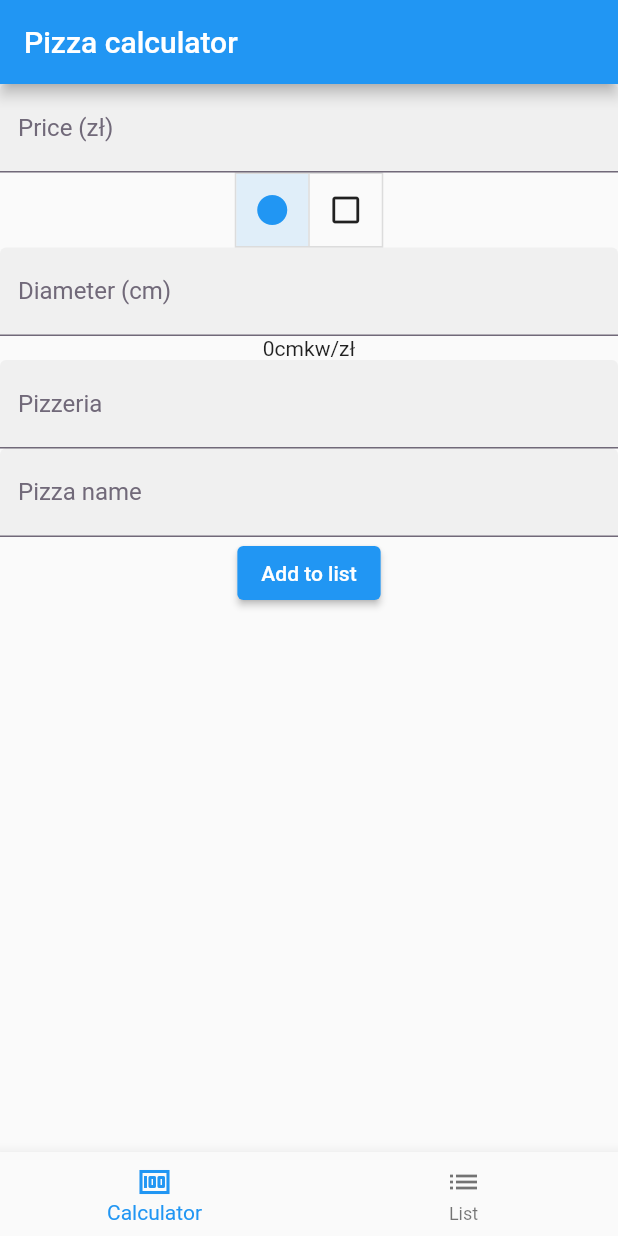
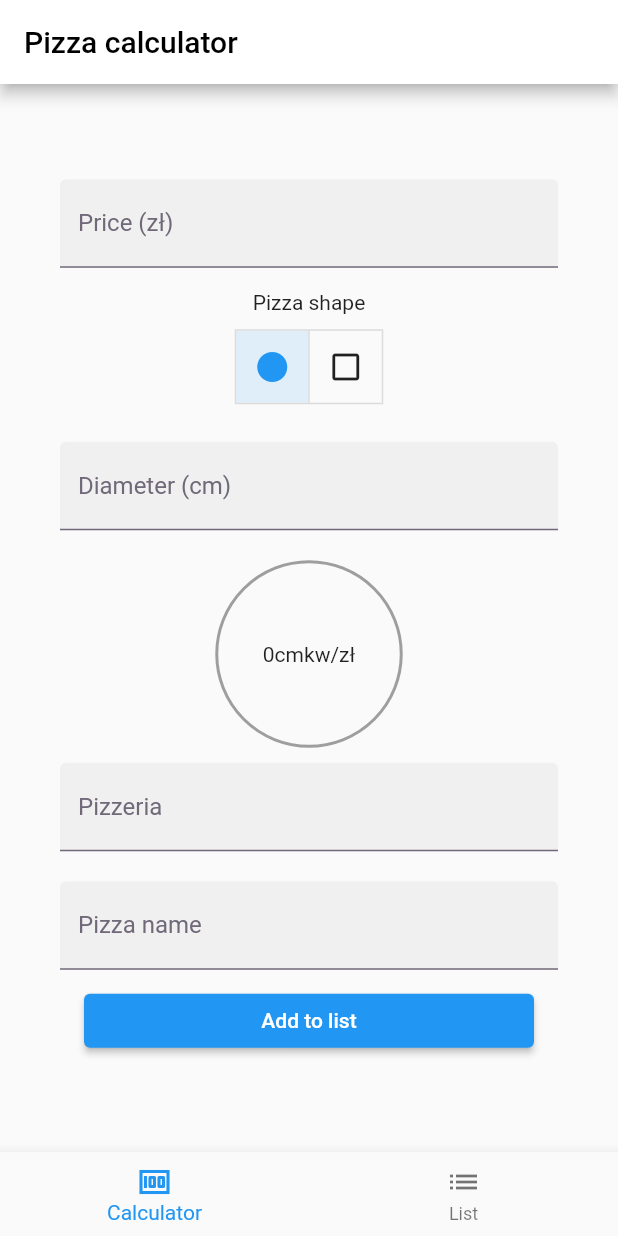
Before and after one commit to Buglik/PizzaCalc-Flutter, a Flutter app: the screen it shows after launch, after a tap on "Add to list", on a phone screen of 412 x 824 dp. Run offline on Flutter 3.47's test engine with Material 2 defaults, Android fonts, the phone set to English and light mode, and no system bars.

Commit message:
Calculator styling

```diff
--- a/lib/screens/calculator.dart
+++ b/lib/screens/calculator.dart
@@ -14,8 +14,6 @@ class PizzaCalculatorPage extends StatefulWidget {
 
 @override
 class PizzaCalculatorPageState extends State<PizzaCalculatorPage> {
-  final _formKey = GlobalKey<FormState>();
-
   int? _diameter = 0;
   int? _width = 0;
   int? _height = 0;
@@ -76,9 +74,10 @@ class PizzaCalculatorPageState extends State<PizzaCalculatorPage> {
       );
     } else {
       return Row(
+        mainAxisAlignment: MainAxisAlignment.spaceAround,
         children: [
           SizedBox(
-            width: 100,
+            width: 150,
             child: TextFormField(
               onChanged: (String? val) {
                 _width = int.tryParse(val!) ?? 0;
@@ -99,7 +98,7 @@ class PizzaCalculatorPageState extends State<PizzaCalculatorPage> {
             ),
           ),
           SizedBox(
-            width: 100,
+            width: 150,
             child: TextFormField(
               onChanged: (String? val) {
                 _height = int.tryParse(val!) ?? 0;
@@ -128,12 +127,18 @@ class PizzaCalculatorPageState extends State<PizzaCalculatorPage> {
   Widget build(BuildContext context) {
     final listData = context.watch<ListData>();
     return Scaffold(
+      resizeToAvoidBottomInset: false,
       appBar: AppBar(
-        title: const Text('Pizza calculator'),
+        title: const Text(
+          'Pizza calculator',
+          style: TextStyle(color: Colors.black),
         ),
-      body: Form(
-        key: _formKey,
+        backgroundColor: Colors.white,
+      ),
+      body: Padding(
+        padding: const EdgeInsets.fromLTRB(40, 10, 40, 10),
         child: Column(
+          mainAxisAlignment: MainAxisAlignment.center,
           children: <Widget>[
             TextFormField(
               onChanged: (String? val) {
@@ -153,6 +158,12 @@ class PizzaCalculatorPageState extends State<PizzaCalculatorPage> {
                 ),
               ),
             ),
+            Container(
+              margin: const EdgeInsets.only(top: 15, bottom: 25),
+              child: Column(children: [
+                Container(
+                    margin: const EdgeInsets.only(bottom: 10),
+                    child: const Text('Pizza shape')),
                 ToggleButtons(
                   children: const <Widget>[
                     Icon(Icons.circle),
@@ -173,9 +184,22 @@ class PizzaCalculatorPageState extends State<PizzaCalculatorPage> {
                   },
                   isSelected: _selections,
                 ),
+              ]),
+            ),
             _DimensionWidget(),
-            Text(_result.toString() + 'cmkw/zł'),
-            TextFormField(
+            Container(
+              width: 125,
+              height: 125,
+              margin: const EdgeInsets.only(top: 20, bottom: 10),
+              alignment: Alignment.center,
+              decoration: BoxDecoration(
+                  border: Border.all(color: Colors.grey, width: 2),
+                  shape: BoxShape.circle),
+              child: Text(_result.toString() + 'cmkw/zł'),
+            ),
+            Container(
+              // margin: const EdgeInsets.only(top: 10),
+              child: TextFormField(
                 onChanged: (String? val) {
                   _pizzeriaName = val;
                 },
@@ -191,7 +215,10 @@ class PizzaCalculatorPageState extends State<PizzaCalculatorPage> {
                   ),
                 ),
               ),
-            TextFormField(
+            ),
+            Container(
+              margin: const EdgeInsets.only(top: 20),
+              child: TextFormField(
                 onChanged: (String? val) {
                   _name = val;
                 },
@@ -207,9 +234,12 @@ class PizzaCalculatorPageState extends State<PizzaCalculatorPage> {
                   ),
                 ),
               ),
-            ElevatedButton(
+            ),
+            Container(
+              margin: const EdgeInsets.only(top: 10),
+              width: 300,
+              child: ElevatedButton(
                 onPressed: () {
-                _formKey.currentState!.save();
                   print(_result);
                   Pizza newPizza = Pizza(
                       _name!,
@@ -225,6 +255,7 @@ class PizzaCalculatorPageState extends State<PizzaCalculatorPage> {
                 },
                 child: const Text('Add to list'),
               ),
+            )
           ],
         ),
       ),
--- a/lib/screens/list.dart
+++ b/lib/screens/list.dart
@@ -9,13 +9,16 @@ class PizzaListPage extends StatelessWidget {
   Widget build(BuildContext context) {
     final listData = context.watch<ListData>();
     return Scaffold(
-        appBar: AppBar(
-          title: const Text('Pizza list'),
+      appBar: AppBar(
+        title: const Text(
+          'Pizza list',
+          style: TextStyle(color: Colors.black),
         ),
-        body: Column(
-          children: <Widget>[
-            Text(listData.pizzas.toString())],
-        ),
+        backgroundColor: Colors.white,
+      ),
+      body: Column(
+        children: <Widget>[Text(listData.pizzas.toString())],
+      ),
     );
   }
 }
```
Lines whose indentation alone changed are shown as unchanged.
